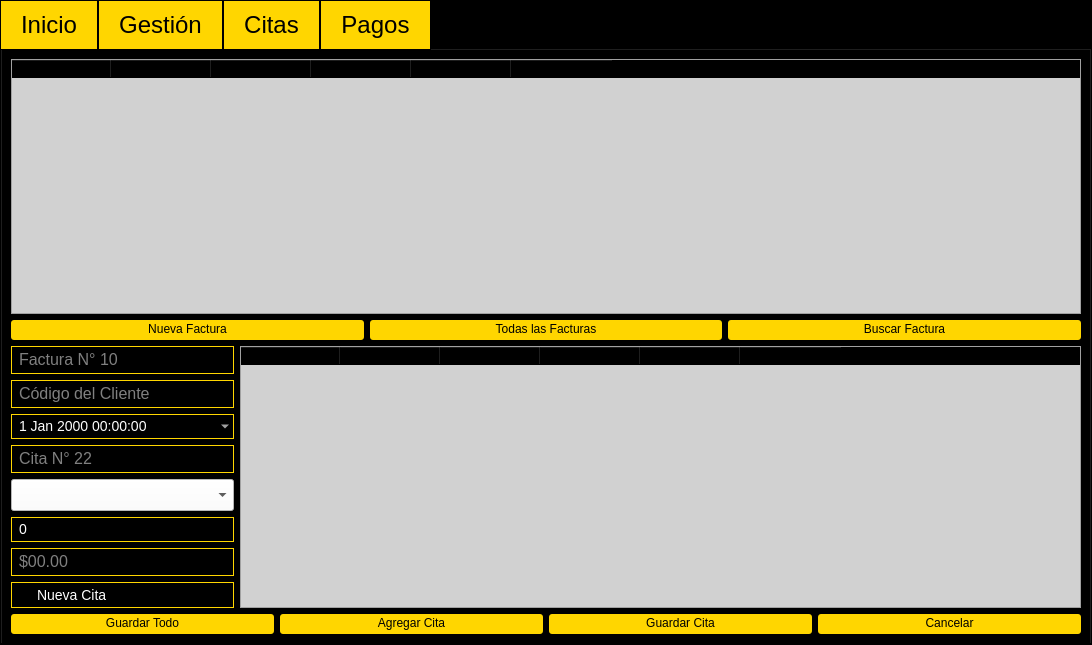
The window that GymFitness/View/gymoperations.ui (J-Pinos3/Desktop_GymManagement) describes before a commit, drawn with Qt 5.
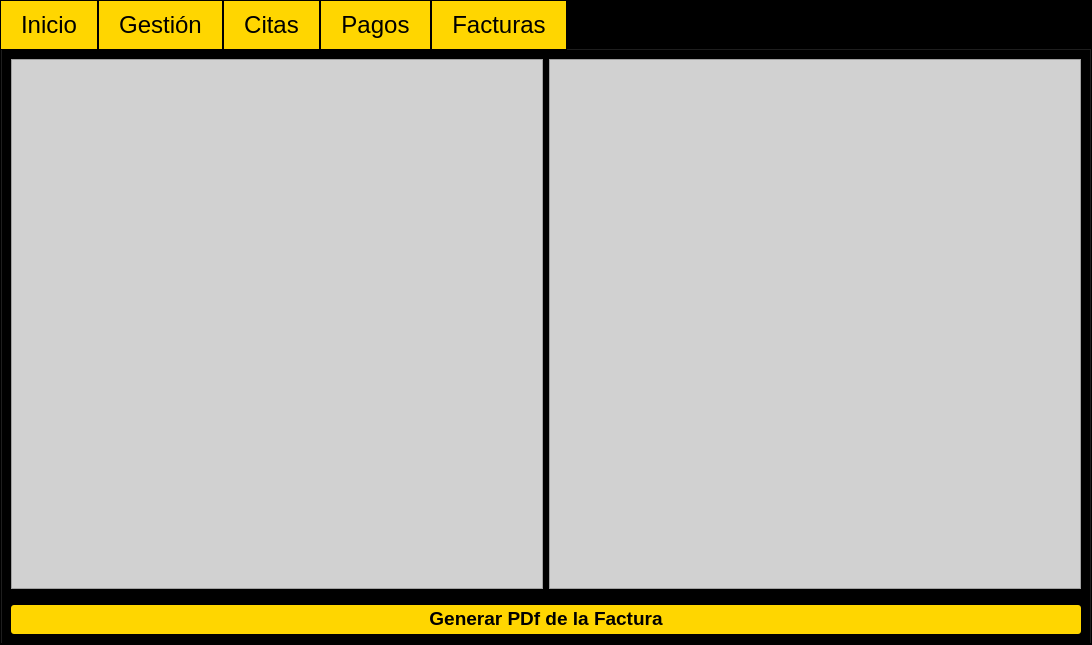
The same window after the commit.

Commit message: Created Invoices tab, reports will be created in there

What changed in the file:
```diff
--- a/GymFitness/View/gymoperations.ui
+++ b/GymFitness/View/gymoperations.ui
@@ -55,7 +55,7 @@
 </string>
      </property>
      <property name="currentIndex">
-      <number>2</number>
+      <number>4</number>
      </property>
      <widget class="QWidget" name="tabInicio">
       <property name="styleSheet">
@@ -1130,6 +1130,60 @@
        </item>
       </layout>
      </widget>
+     <widget class="QWidget" name="tabFacturas">
+      <property name="styleSheet">
+       <string notr="true">QWidget#tabFacturas QPushButton {
+    background-color: #ffd600;
+	padding-top: 2%;
+	padding-bottom: 4%;
+	padding-right: 7%;
+	padding-left: 7%;
+
+	border-radius: 3px;
+}
+
+
+QWidget#tabFacturas QTableWidget{
+	background-color: #d1d1d1;
+}
+</string>
+      </property>
+      <attribute name="title">
+       <string>Facturas</string>
+      </attribute>
+      <layout class="QGridLayout" name="gridLayout_3">
+       <item row="0" column="0">
+        <layout class="QHBoxLayout" name="horizontalLayout_9">
+         <property name="bottomMargin">
+          <number>10</number>
+         </property>
+         <item>
+          <widget class="QTableWidget" name="tblAllInvoices">
+           <property name="styleSheet">
+            <string notr="true"/>
+           </property>
+          </widget>
+         </item>
+         <item>
+          <widget class="QTableWidget" name="tblInvoiceLines"/>
+         </item>
+        </layout>
+       </item>
+       <item row="1" column="0">
+        <widget class="QPushButton" name="pushButton">
+         <property name="font">
+          <font>
+           <pointsize>14</pointsize>
+           <bold>true</bold>
+          </font>
+         </property>
+         <property name="text">
+          <string>Generar PDf de la Factura</string>
+         </property>
+        </widget>
+       </item>
+      </layout>
+     </widget>
     </widget>
    </item>
   </layout>
```
The commit also changes 4 other files.
